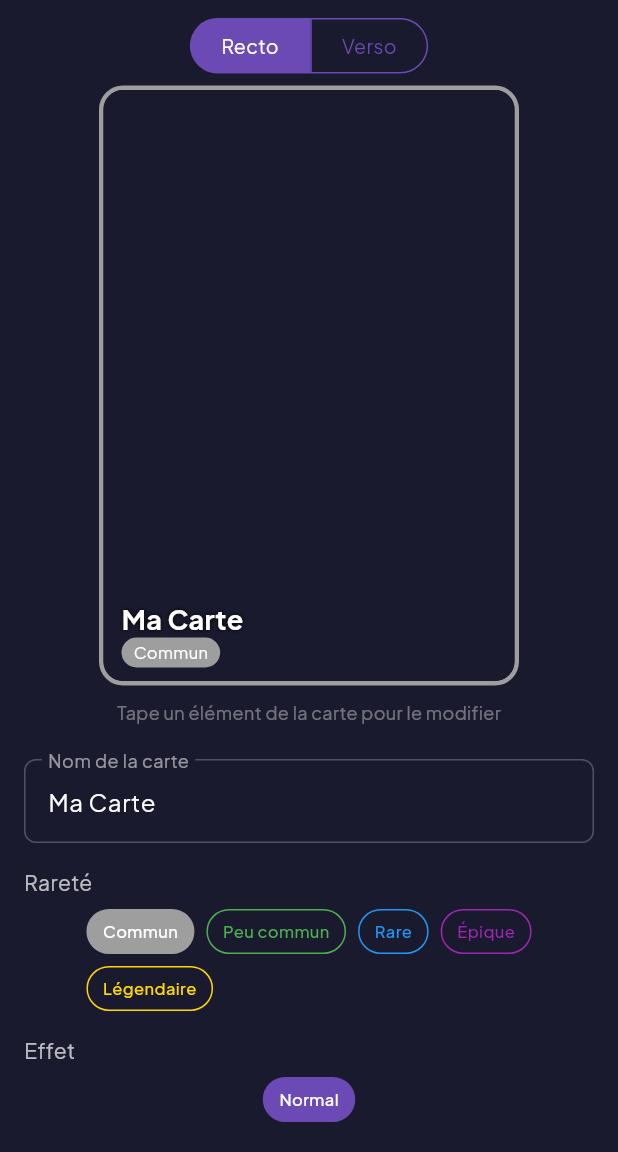
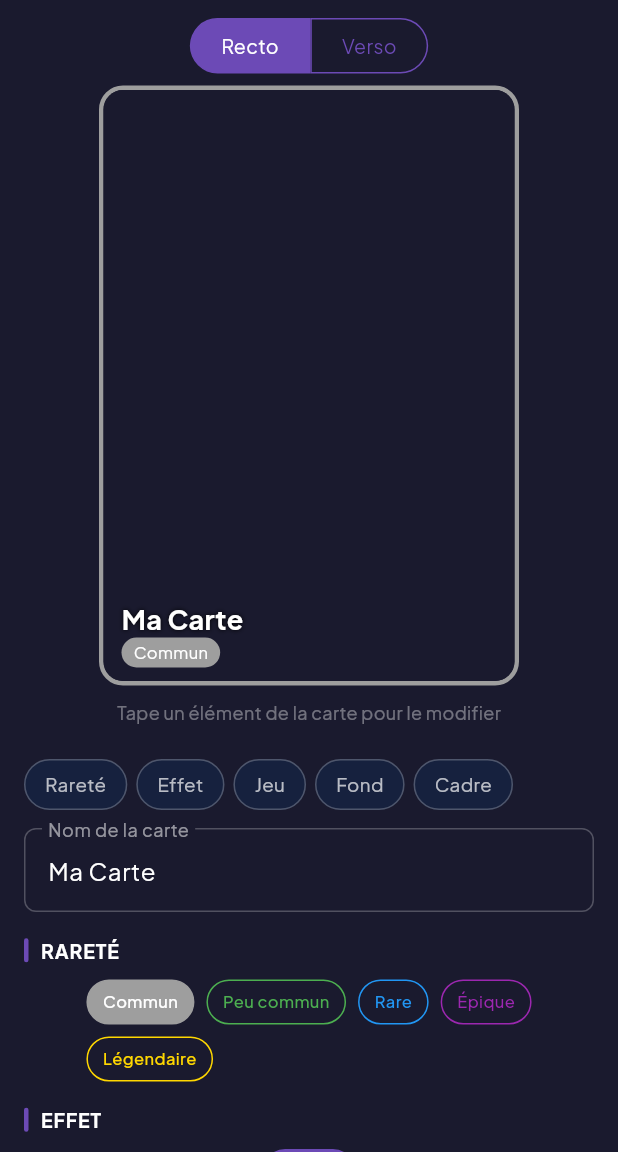
Before and after one commit to williamjallet-cmd/my-tcg-app, a Flutter app: the CardCreatorScreen screen opened directly, on a phone screen of 412 x 824 dp, the part 84-1236 px from its top. Run offline on Flutter 3.47's test engine with Material 3 defaults, Android fonts, the phone set to English and light mode, and no system bars; our stand-ins replace google_fonts, google_sign_in, image_picker, shared_preferences, supabase_flutter; accounts and stored records are empty.

Commit message:
Nom deplacable + navigation dans le panneau de reglages
BUG « Ma Carte » ne bougeait pas
Les couches generees par le modele etaient ajoutees avec _layers.add(),
donc tout en HAUT de la pile — alors que le reste du code les insere sous
le nom et la rarete precisement pour que ceux-ci restent atteignables.
Le texte d'ambiance et la faiblesse (y ~368) recouvraient ainsi la zone
tactile du nom (y 340 + 8 px de marge), qui devenait impossible a saisir.
Le modele respecte desormais la meme regle d'insertion que les autres
couches.

ERGONOMIE DU PANNEAU
- Barre de raccourcis horizontale en haut des reglages : un appui saute
  directement a Rarete, Effet, Jeu, Fond ou Cadre, au lieu de faire
  defiler un panneau tres long. La barre s'adapte au recto / verso.
- Titres de section repenses : liseré colore, majuscules, contraste
  renforce — le decoupage se lit d'un coup d'oeil.

Note : rendre les sections repliables demanderait de deplacer des blocs
conditionnels recto/verso imbriques ; ecarte pour l'instant, trop risque
sur un editeur en cours de test.

flutter analyze passe.

Co-Authored-By: Claude Opus 5 <noreply@anthropic.com>

```diff
--- a/lib/card_creator_screen.dart
+++ b/lib/card_creator_screen.dart
@@ -1958,8 +1958,14 @@ class _CardCreatorScreenState extends State<CardCreatorScreen>
       }
       return;
     }
-    _layers.add(
-      CardLayer(
+    // ⚠️ Inséré SOUS le nom et la rareté, comme toute autre couche.
+    // Avec un simple _layers.add(), les textes du modèle se retrouvaient
+    // tout en haut de la pile et recouvraient le nom — qui devenait alors
+    // impossible à attraper au doigt.
+    final insertAt = _layers.indexWhere(
+      (l) => l.role == LayerRole.cardName || l.role == LayerRole.cardRarity,
+    );
+    final layer = CardLayer(
       id: id,
       type: LayerType.text,
       x: x,
@@ -1973,8 +1979,12 @@ class _CardCreatorScreenState extends State<CardCreatorScreen>
       shadowDx: 1,
       shadowDy: 1,
       shadowBlur: 3,
-      ),
-    );
+    );
+    if (insertAt < 0) {
+      _layers.add(layer);
+    } else {
+      _layers.insert(insertAt, layer);
+    }
   }
 
   /// Génère (ou régénère) les couches de texte correspondant aux données de
@@ -2400,11 +2410,86 @@ class _CardCreatorScreenState extends State<CardCreatorScreen>
     );
   }
 
-  Widget _buildSectionLabel(String label) => Align(
-    alignment: Alignment.centerLeft,
+  // ── Navigation dans le panneau de réglages ──────────────────────────────
+  // Le panneau est long (rareté, effet, jeu, fond, cadre…). Chaque titre
+  // porte une clé pour qu'on puisse y sauter directement depuis la barre de
+  // raccourcis, au lieu de faire défiler à l'aveugle.
+  final Map<String, GlobalKey> _sectionKeys = {};
+
+  GlobalKey _keyFor(String label) =>
+      _sectionKeys.putIfAbsent(label, () => GlobalKey());
+
+  Future<void> _jumpToSection(String label) async {
+    final ctx = _sectionKeys[label]?.currentContext;
+    if (ctx == null) return;
+    await Scrollable.ensureVisible(
+      ctx,
+      duration: const Duration(milliseconds: 300),
+      curve: Curves.easeOutCubic,
+      alignment: 0.05, // colle le titre en haut de la zone visible
+    );
+  }
+
+  /// Barre de raccourcis : n'affiche que les sections réellement présentes
+  /// à l'écran (elles diffèrent entre recto et verso).
+  Widget _buildSectionNav() {
+    final labels =
+        _showBack
+            ? const ['Couleur de fond']
+            : const ['Rareté', 'Effet', 'Jeu', 'Fond', 'Cadre'];
+    if (labels.length < 2) return const SizedBox.shrink();
+    return SizedBox(
+      height: 34,
+      child: ListView.separated(
+        scrollDirection: Axis.horizontal,
+        itemCount: labels.length,
+        separatorBuilder: (_, __) => const SizedBox(width: 6),
+        itemBuilder:
+            (_, i) => GestureDetector(
+              onTap: () => _jumpToSection(labels[i]),
+              child: Container(
+                alignment: Alignment.center,
+                padding: const EdgeInsets.symmetric(horizontal: 13),
+                decoration: BoxDecoration(
+                  color: const Color(0xFF16213E),
+                  borderRadius: BorderRadius.circular(17),
+                  border: Border.all(color: Colors.white24),
+                ),
                 child: Text(
-      label,
-      style: const TextStyle(color: Colors.white70, fontSize: 14),
+                  labels[i],
+                  style: const TextStyle(color: Colors.white70, fontSize: 12.5),
+                ),
+              ),
+            ),
+      ),
+    );
+  }
+
+  Widget _buildSectionLabel(String label) => Padding(
+    key: _keyFor(label),
+    padding: const EdgeInsets.only(bottom: 2),
+    child: Row(
+      children: [
+        // Liseré coloré : repère visuel fort pour découper le long panneau.
+        Container(
+          width: 3,
+          height: 16,
+          decoration: BoxDecoration(
+            color: const Color(0xFF6C4AB6),
+            borderRadius: BorderRadius.circular(2),
+          ),
+        ),
+        const SizedBox(width: 8),
+        Text(
+          label.toUpperCase(),
+          style: const TextStyle(
+            color: Colors.white,
+            fontSize: 13,
+            fontWeight: FontWeight.w700,
+            letterSpacing: 0.6,
+          ),
+        ),
+      ],
     ),
   );
 
@@ -2641,6 +2726,10 @@ class _CardCreatorScreenState extends State<CardCreatorScreen>
               padding: const EdgeInsets.fromLTRB(16, 8, 16, 40),
               child: Column(
                 children: [
+                  // Raccourcis vers les sections : évite de faire défiler
+                  // tout le panneau pour atteindre « Cadre » ou « Jeu ».
+                  _buildSectionNav(),
+                  const SizedBox(height: 12),
                   if (!_showBack) ...[
                     TextField(
                       controller: _nameController,
```
Also changed, not shown: .claude/settings.local.json. Lines whose indentation alone changed are shown as unchanged.
